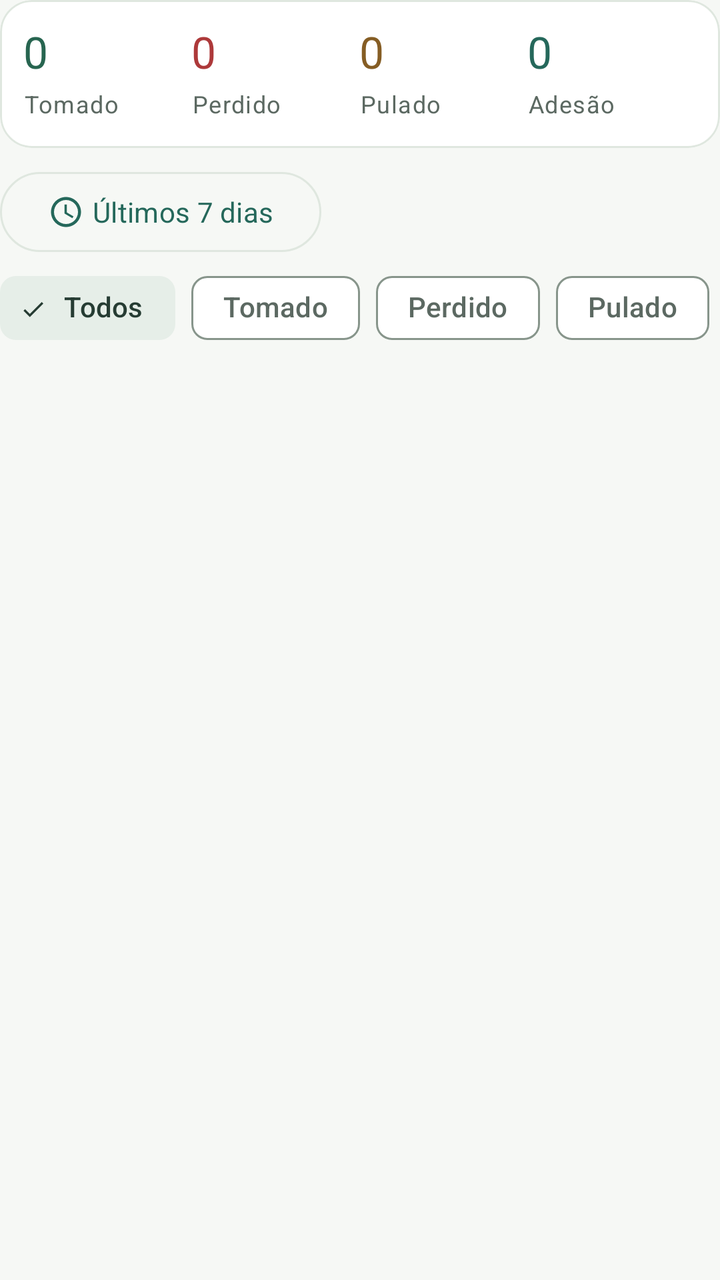
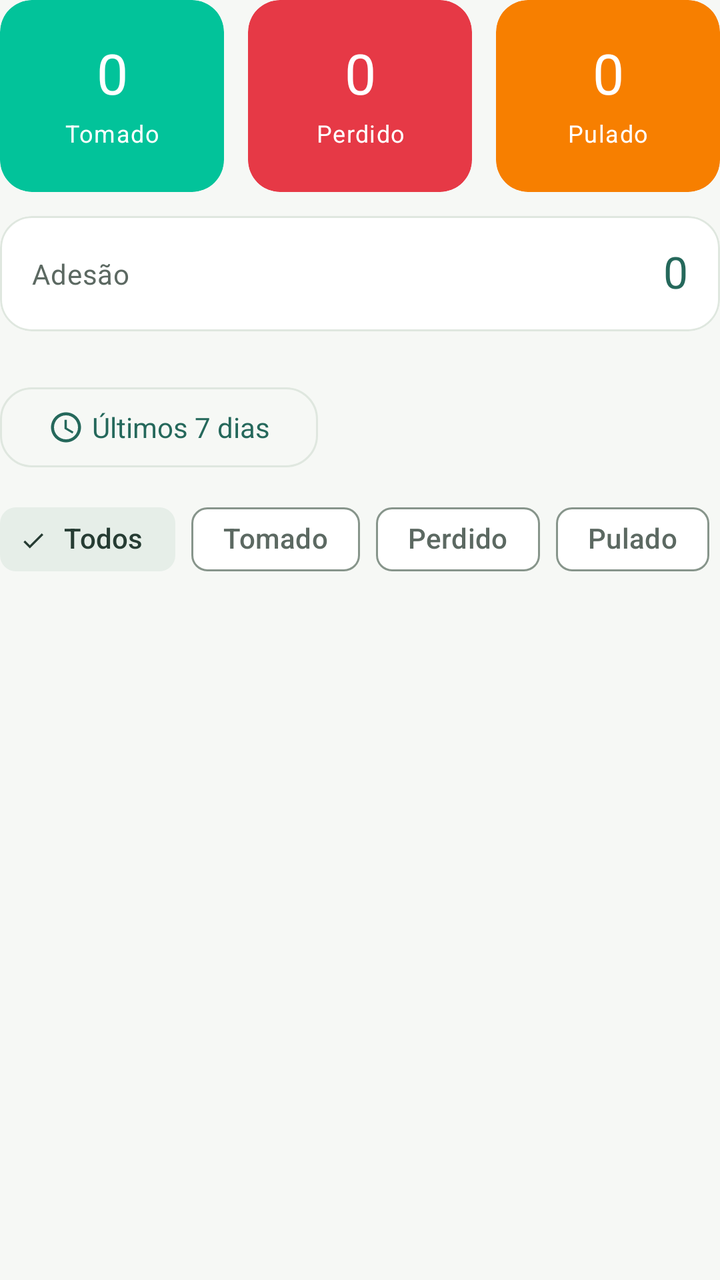

Screens rendered from an Android XML layout before and after an edit, with the pre-edit source and the edit as a unified diff.
<!-- AndroidManifest.xml: application theme Theme.DoseCerta -->
<!-- res/layout/item_history_header.xml -->
<?xml version="1.0" encoding="utf-8"?>
<LinearLayout xmlns:android="http://schemas.android.com/apk/res/android" xmlns:app="http://schemas.android.com/apk/res-auto"
    android:layout_width="match_parent" android:layout_height="wrap_content" android:orientation="vertical" android:paddingTop="0dp" android:paddingBottom="4dp">
    <com.google.android.material.card.MaterialCardView android:layout_width="match_parent" android:layout_height="wrap_content" android:layout_marginBottom="8dp">
        <LinearLayout android:id="@+id/summary_metrics" android:layout_width="match_parent" android:layout_height="wrap_content" android:orientation="horizontal" android:padding="12dp">
            <LinearLayout android:layout_width="0dp" android:layout_weight="1" android:layout_height="wrap_content" android:orientation="horizontal">
                <LinearLayout android:layout_width="0dp" android:layout_weight="1" android:layout_height="wrap_content" android:orientation="vertical" android:paddingVertical="2dp">
                    <TextView android:id="@+id/text_taken_count" android:layout_width="match_parent" android:layout_height="wrap_content" android:includeFontPadding="false" android:text="0" android:textAppearance="@style/TextAppearance.DoseCerta.Headline" android:textSize="22sp" android:textColor="@color/ui_success" />
                    <TextView android:layout_width="match_parent" android:layout_height="wrap_content" android:layout_marginTop="4dp" android:text="@string/history_taken" android:textAppearance="@style/TextAppearance.DoseCerta.Label" />
                </LinearLayout>
                <LinearLayout android:layout_width="0dp" android:layout_weight="1" android:layout_height="wrap_content" android:orientation="vertical" android:paddingVertical="2dp">
                    <TextView android:id="@+id/text_missed_count" android:layout_width="match_parent" android:layout_height="wrap_content" android:includeFontPadding="false" android:text="0" android:textAppearance="@style/TextAppearance.DoseCerta.Headline" android:textSize="22sp" android:textColor="@color/ui_error" />
                    <TextView android:layout_width="match_parent" android:layout_height="wrap_content" android:layout_marginTop="4dp" android:text="@string/history_missed" android:textAppearance="@style/TextAppearance.DoseCerta.Label" />
                </LinearLayout>
            </LinearLayout>
            <LinearLayout android:layout_width="0dp" android:layout_weight="1" android:layout_height="wrap_content" android:orientation="horizontal">
                <LinearLayout android:layout_width="0dp" android:layout_weight="1" android:layout_height="wrap_content" android:orientation="vertical" android:paddingVertical="2dp">
                    <TextView android:id="@+id/text_skipped_count" android:layout_width="match_parent" android:layout_height="wrap_content" android:includeFontPadding="false" android:text="0" android:textAppearance="@style/TextAppearance.DoseCerta.Headline" android:textSize="22sp" android:textColor="@color/ui_warning" />
                    <TextView android:layout_width="match_parent" android:layout_height="wrap_content" android:layout_marginTop="4dp" android:text="@string/history_skipped" android:textAppearance="@style/TextAppearance.DoseCerta.Label" />
                </LinearLayout>
                <LinearLayout android:layout_width="0dp" android:layout_weight="1" android:layout_height="wrap_content" android:orientation="vertical" android:paddingVertical="2dp">
                    <TextView android:id="@+id/text_adherence" android:layout_width="match_parent" android:layout_height="wrap_content" android:includeFontPadding="false" android:text="0" android:textAppearance="@style/TextAppearance.DoseCerta.Headline" android:textSize="22sp" android:textColor="?attr/colorPrimary" />
                    <TextView android:layout_width="match_parent" android:layout_height="wrap_content" android:layout_marginTop="4dp" android:text="@string/design_adherence" android:textAppearance="@style/TextAppearance.DoseCerta.Label" />
                </LinearLayout>
            </LinearLayout>
        </LinearLayout>
    </com.google.android.material.card.MaterialCardView>
    <com.google.android.material.button.MaterialButton android:id="@+id/text_date_range" style="@style/Widget.DoseCerta.Button.Outlined"
        android:layout_width="wrap_content" android:layout_height="wrap_content" android:text="@string/history_last_7_days" app:icon="@drawable/ic_schedule" app:iconSize="18dp" />
    <HorizontalScrollView android:layout_width="match_parent" android:layout_height="wrap_content" android:layout_marginTop="0dp" android:layout_marginBottom="4dp" android:scrollbars="none">
        <com.google.android.material.chip.ChipGroup android:layout_width="wrap_content" android:layout_height="wrap_content" app:singleLine="true" app:singleSelection="true"
            app:selectionRequired="true" app:chipSpacingHorizontal="8dp">
            <com.google.android.material.chip.Chip android:id="@+id/chip_all" style="@style/Widget.DoseCerta.Chip" android:layout_width="wrap_content" android:layout_height="wrap_content" android:checked="true" android:text="@string/history_filter_all" />
            <com.google.android.material.chip.Chip android:id="@+id/chip_taken" style="@style/Widget.DoseCerta.Chip" android:layout_width="wrap_content" android:layout_height="wrap_content" android:text="@string/history_taken" />
            <com.google.android.material.chip.Chip android:id="@+id/chip_missed" style="@style/Widget.DoseCerta.Chip" android:layout_width="wrap_content" android:layout_height="wrap_content" android:text="@string/history_missed" />
            <com.google.android.material.chip.Chip android:id="@+id/chip_skipped" style="@style/Widget.DoseCerta.Chip" android:layout_width="wrap_content" android:layout_height="wrap_content" android:text="@string/history_skipped" />
        </com.google.android.material.chip.ChipGroup>
    </HorizontalScrollView>
    <TextView android:id="@+id/text_empty" android:layout_width="match_parent" android:layout_height="wrap_content" android:minHeight="144dp"
        android:gravity="center" android:padding="24dp" android:background="@drawable/ui_empty_container" android:text="@string/history_empty"
        android:textAppearance="@style/TextAppearance.DoseCerta.Body" android:visibility="gone" />
</LinearLayout>
<!-- resources referenced by this layout -->
<resources>
  <color name="ui_success">#276550</color>
  <color name="ui_warning">#855D24</color>
  <!-- drawable ui_empty_container (drawable) -->
  <?xml version="1.0" encoding="utf-8"?>
  <shape xmlns:android="http://schemas.android.com/apk/res/android"><solid android:color="?attr/colorSurfaceContainer" /><corners android:radius="20dp" /></shape>
  <style name="TextAppearance.DoseCerta.Body" parent="TextAppearance.Material3.BodyMedium">
          <item name="android:textColor">?attr/colorOnSurfaceVariant</item>
      </style>
  <style name="TextAppearance.DoseCerta.Headline" parent="TextAppearance.Material3.HeadlineMedium">
          <item name="android:textSize">24sp</item>
          <item name="android:textColor">?attr/colorOnSurface</item>
          <item name="android:fontFamily">sans-serif-medium</item>
          <item name="android:letterSpacing">-0.02</item>
      </style>
  <style name="TextAppearance.DoseCerta.Label" parent="TextAppearance.Material3.LabelMedium">
          <item name="android:textColor">?attr/colorOnSurfaceVariant</item>
      </style>
  <style name="Widget.DoseCerta.Button.Outlined" parent="Widget.Material3.Button.OutlinedButton">
          <item name="android:minHeight">48dp</item>
          <item name="cornerRadius">24dp</item>
          <item name="strokeColor">?attr/colorOutlineVariant</item>
      </style>
  <style name="Widget.DoseCerta.Button" parent="Widget.Material3.Button">
          <item name="android:minHeight">48dp</item>
          <item name="android:textAllCaps">false</item>
          <item name="cornerRadius">24dp</item>
      </style>
  <style name="Widget.DoseCerta.CardView" parent="Widget.Material3.CardView.Outlined">
          <item name="cardBackgroundColor">?attr/colorSurface</item>
          <item name="cardCornerRadius">16dp</item>
          <item name="cardElevation">0dp</item>
          <item name="strokeColor">?attr/colorOutlineVariant</item>
          <item name="strokeWidth">1dp</item>
      </style>
  <style name="Widget.DoseCerta.TextInput" parent="Widget.Material3.TextInputLayout.OutlinedBox">
          <item name="boxCornerRadiusTopStart">12dp</item>
          <item name="boxCornerRadiusTopEnd">12dp</item>
          <item name="boxCornerRadiusBottomStart">12dp</item>
          <item name="boxCornerRadiusBottomEnd">12dp</item>
          <item name="boxBackgroundColor">?attr/colorSurface</item>
          <item name="boxStrokeColor">@color/ui_input_stroke</item>
      </style>
  <style name="ShapeAppearance.DoseCerta.SmallComponent" parent="ShapeAppearance.Material3.SmallComponent">
          <item name="cornerSize">12dp</item>
      </style>
  <style name="ShapeAppearance.DoseCerta.MediumComponent" parent="ShapeAppearance.Material3.MediumComponent">
          <item name="cornerSize">16dp</item>
      </style>
  <!-- unchanged entries left out for length: 37 -->
</resources>

<!-- the commit's change to res/layout/item_history_header.xml (unified diff, before → after) -->
@@ -1,33 +1,132 @@
 <?xml version="1.0" encoding="utf-8"?>
 <LinearLayout xmlns:android="http://schemas.android.com/apk/res/android" xmlns:app="http://schemas.android.com/apk/res-auto"
-    android:layout_width="match_parent" android:layout_height="wrap_content" android:orientation="vertical" android:paddingTop="0dp" android:paddingBottom="4dp">
-    <com.google.android.material.card.MaterialCardView android:layout_width="match_parent" android:layout_height="wrap_content" android:layout_marginBottom="8dp">
-        <LinearLayout android:id="@+id/summary_metrics" android:layout_width="match_parent" android:layout_height="wrap_content" android:orientation="horizontal" android:padding="12dp">
-            <LinearLayout android:layout_width="0dp" android:layout_weight="1" android:layout_height="wrap_content" android:orientation="horizontal">
-                <LinearLayout android:layout_width="0dp" android:layout_weight="1" android:layout_height="wrap_content" android:orientation="vertical" android:paddingVertical="2dp">
-                    <TextView android:id="@+id/text_taken_count" android:layout_width="match_parent" android:layout_height="wrap_content" android:includeFontPadding="false" android:text="0" android:textAppearance="@style/TextAppearance.DoseCerta.Headline" android:textSize="22sp" android:textColor="@color/ui_success" />
-                    <TextView android:layout_width="match_parent" android:layout_height="wrap_content" android:layout_marginTop="4dp" android:text="@string/history_taken" android:textAppearance="@style/TextAppearance.DoseCerta.Label" />
-                </LinearLayout>
-                <LinearLayout android:layout_width="0dp" android:layout_weight="1" android:layout_height="wrap_content" android:orientation="vertical" android:paddingVertical="2dp">
-                    <TextView android:id="@+id/text_missed_count" android:layout_width="match_parent" android:layout_height="wrap_content" android:includeFontPadding="false" android:text="0" android:textAppearance="@style/TextAppearance.DoseCerta.Headline" android:textSize="22sp" android:textColor="@color/ui_error" />
-                    <TextView android:layout_width="match_parent" android:layout_height="wrap_content" android:layout_marginTop="4dp" android:text="@string/history_missed" android:textAppearance="@style/TextAppearance.DoseCerta.Label" />
-                </LinearLayout>
+    android:layout_width="match_parent" android:layout_height="wrap_content" android:orientation="vertical" android:paddingTop="0dp" android:paddingBottom="@dimen/ui_card_gap">
+    <LinearLayout
+        android:id="@+id/summary_metrics"
+        android:layout_width="match_parent"
+        android:layout_height="wrap_content"
+        android:orientation="horizontal">
+        <com.google.android.material.card.MaterialCardView
+            android:layout_width="0dp"
+            android:layout_height="wrap_content"
+            android:layout_weight="1"
+            android:layout_marginEnd="6dp"
+            android:layout_marginBottom="@dimen/ui_card_gap"
+            app:cardBackgroundColor="@color/status_taken"
+            app:cardCornerRadius="16dp"
+            app:strokeWidth="0dp">
+            <LinearLayout
+                android:layout_width="match_parent"
+                android:layout_height="wrap_content"
+                android:minHeight="96dp"
+                android:orientation="vertical"
+                android:gravity="center"
+                android:paddingHorizontal="8dp"
+                android:paddingVertical="16dp">
+                <TextView
+                    android:id="@+id/text_taken_count"
+                    android:layout_width="match_parent"
+                    android:layout_height="wrap_content"
+                    android:gravity="center"
+                    android:includeFontPadding="false"
+                    android:text="0"
+                    android:textAppearance="@style/TextAppearance.DoseCerta.Headline"
+                    android:textSize="28sp"
+                    android:textColor="@android:color/white" />
+                <TextView
+                    android:layout_width="match_parent"
+                    android:layout_height="wrap_content"
+                    android:layout_marginTop="4dp"
+                    android:gravity="center"
+                    android:text="@string/history_taken"
+                    android:textAppearance="@style/TextAppearance.DoseCerta.Label"
+                    android:textColor="@android:color/white" />
             </LinearLayout>
-            <LinearLayout android:layout_width="0dp" android:layout_weight="1" android:layout_height="wrap_content" android:orientation="horizontal">
-                <LinearLayout android:layout_width="0dp" android:layout_weight="1" android:layout_height="wrap_content" android:orientation="vertical" android:paddingVertical="2dp">
-                    <TextView android:id="@+id/text_skipped_count" android:layout_width="match_parent" android:layout_height="wrap_content" android:includeFontPadding="false" android:text="0" android:textAppearance="@style/TextAppearance.DoseCerta.Headline" android:textSize="22sp" android:textColor="@color/ui_warning" />
-                    <TextView android:layout_width="match_parent" android:layout_height="wrap_content" android:layout_marginTop="4dp" android:text="@string/history_skipped" android:textAppearance="@style/TextAppearance.DoseCerta.Label" />
-                </LinearLayout>
-                <LinearLayout android:layout_width="0dp" android:layout_weight="1" android:layout_height="wrap_content" android:orientation="vertical" android:paddingVertical="2dp">
-                    <TextView android:id="@+id/text_adherence" android:layout_width="match_parent" android:layout_height="wrap_content" android:includeFontPadding="false" android:text="0" android:textAppearance="@style/TextAppearance.DoseCerta.Headline" android:textSize="22sp" android:textColor="?attr/colorPrimary" />
-                    <TextView android:layout_width="match_parent" android:layout_height="wrap_content" android:layout_marginTop="4dp" android:text="@string/design_adherence" android:textAppearance="@style/TextAppearance.DoseCerta.Label" />
-                </LinearLayout>
+        </com.google.android.material.card.MaterialCardView>
+        <com.google.android.material.card.MaterialCardView
+            android:layout_width="0dp"
+            android:layout_height="wrap_content"
+            android:layout_weight="1"
+            android:layout_marginHorizontal="6dp"
+            android:layout_marginBottom="@dimen/ui_card_gap"
+            app:cardBackgroundColor="@color/status_missed"
+            app:cardCornerRadius="16dp"
+            app:strokeWidth="0dp">
+            <LinearLayout
+                android:layout_width="match_parent"
+                android:layout_height="wrap_content"
+                android:minHeight="96dp"
+                android:orientation="vertical"
+                android:gravity="center"
+                android:paddingHorizontal="8dp"
+                android:paddingVertical="16dp">
+                <TextView
+                    android:id="@+id/text_missed_count"
+                    android:layout_width="match_parent"
+                    android:layout_height="wrap_content"
+                    android:gravity="center"
+                    android:includeFontPadding="false"
+                    android:text="0"
+                    android:textAppearance="@style/TextAppearance.DoseCerta.Headline"
+                    android:textSize="28sp"
+                    android:textColor="@android:color/white" />
+                <TextView
+                    android:layout_width="match_parent"
+                    android:layout_height="wrap_content"
+                    android:layout_marginTop="4dp"
+                    android:gravity="center"
+                    android:text="@string/history_missed"
+                    android:textAppearance="@style/TextAppearance.DoseCerta.Label"
+                    android:textColor="@android:color/white" />
             </LinearLayout>
+        </com.google.android.material.card.MaterialCardView>
+        <com.google.android.material.card.MaterialCardView
+            android:layout_width="0dp"
+            android:layout_height="wrap_content"
+            android:layout_weight="1"
+            android:layout_marginStart="6dp"
+            android:layout_marginBottom="@dimen/ui_card_gap"
+            app:cardBackgroundColor="@color/status_skipped"
+            app:cardCornerRadius="16dp"
+            app:strokeWidth="0dp">
+            <LinearLayout
+                android:layout_width="match_parent"
+                android:layout_height="wrap_content"
+                android:minHeight="96dp"
+                android:orientation="vertical"
+                android:gravity="center"
+                android:paddingHorizontal="8dp"
+                android:paddingVertical="16dp">
+                <TextView
+                    android:id="@+id/text_skipped_count"
+                    android:layout_width="match_parent"
+                    android:layout_height="wrap_content"
+                    android:gravity="center"
+                    android:includeFontPadding="false"
+                    android:text="0"
+                    android:textAppearance="@style/TextAppearance.DoseCerta.Headline"
+                    android:textSize="28sp"
+                    android:textColor="@android:color/white" />
+                <TextView
+                    android:layout_width="match_parent"
+                    android:layout_height="wrap_content"
+                    android:layout_marginTop="4dp"
+                    android:gravity="center"
+                    android:text="@string/history_skipped"
+                    android:textAppearance="@style/TextAppearance.DoseCerta.Label"
+                    android:textColor="@android:color/white" />
+            </LinearLayout>
+        </com.google.android.material.card.MaterialCardView>
+    </LinearLayout>
+    <com.google.android.material.card.MaterialCardView android:layout_width="match_parent" android:layout_height="wrap_content" android:layout_marginBottom="@dimen/ui_section_gap" style="@style/Widget.DoseCerta.CardView.Compact">
+        <LinearLayout android:id="@+id/adherence_summary" android:layout_width="match_parent" android:layout_height="wrap_content" android:orientation="horizontal" android:gravity="center_vertical" android:padding="16dp">
+            <TextView android:layout_width="0dp" android:layout_weight="1" android:layout_height="wrap_content" android:layout_marginEnd="12dp" android:text="@string/design_adherence" android:textAppearance="@style/TextAppearance.DoseCerta.Body" />
+            <TextView android:id="@+id/text_adherence" android:layout_width="wrap_content" android:layout_height="wrap_content" android:includeFontPadding="false" android:text="0" android:textAppearance="@style/TextAppearance.DoseCerta.Headline" android:textSize="22sp" android:textColor="?attr/colorPrimary" />
         </LinearLayout>
     </com.google.android.material.card.MaterialCardView>
     <com.google.android.material.button.MaterialButton android:id="@+id/text_date_range" style="@style/Widget.DoseCerta.Button.Outlined"
         android:layout_width="wrap_content" android:layout_height="wrap_content" android:text="@string/history_last_7_days" app:icon="@drawable/ic_schedule" app:iconSize="18dp" />
-    <HorizontalScrollView android:layout_width="match_parent" android:layout_height="wrap_content" android:layout_marginTop="0dp" android:layout_marginBottom="4dp" android:scrollbars="none">
+    <HorizontalScrollView android:layout_width="match_parent" android:layout_height="wrap_content" android:layout_marginTop="8dp" android:layout_marginBottom="@dimen/ui_card_gap" android:scrollbars="none">
         <com.google.android.material.chip.ChipGroup android:layout_width="wrap_content" android:layout_height="wrap_content" app:singleLine="true" app:singleSelection="true"
             app:selectionRequired="true" app:chipSpacingHorizontal="8dp">
             <com.google.android.material.chip.Chip android:id="@+id/chip_all" style="@style/Widget.DoseCerta.Chip" android:layout_width="wrap_content" android:layout_height="wrap_content" android:checked="true" android:text="@string/history_filter_all" />
@@ -36,7 +135,7 @@
             <com.google.android.material.chip.Chip android:id="@+id/chip_skipped" style="@style/Widget.DoseCerta.Chip" android:layout_width="wrap_content" android:layout_height="wrap_content" android:text="@string/history_skipped" />
         </com.google.android.material.chip.ChipGroup>
     </HorizontalScrollView>
-    <TextView android:id="@+id/text_empty" android:layout_width="match_parent" android:layout_height="wrap_content" android:minHeight="144dp"
-        android:gravity="center" android:padding="24dp" android:background="@drawable/ui_empty_container" android:text="@string/history_empty"
+    <TextView android:id="@+id/text_empty" android:layout_width="match_parent" android:layout_height="wrap_content" android:minHeight="128dp"
+        android:gravity="center" android:padding="@dimen/ui_content_padding" android:background="@drawable/content_empty_background" android:text="@string/history_empty"
         android:textAppearance="@style/TextAppearance.DoseCerta.Body" android:visibility="gone" />
 </LinearLayout>
<!-- resource entries referenced after the edit -->
@@ -1,52 +1,80 @@
 <!-- resources referenced by this layout -->
 <resources>
-  <color name="ui_success">#276550</color>
-  <color name="ui_warning">#855D24</color>
-  <!-- drawable ui_empty_container (drawable) -->
+  <color name="status_missed">#E63946</color>
+  <color name="status_skipped">#F77F00</color>
+  <color name="status_taken">#02C39A</color>
+  <dimen name="ui_card_gap">12dp</dimen>
+  <dimen name="ui_content_padding">20dp</dimen>
+  <dimen name="ui_section_gap">24dp</dimen>
+  <!-- drawable content_empty_background (drawable) -->
   <?xml version="1.0" encoding="utf-8"?>
-  <shape xmlns:android="http://schemas.android.com/apk/res/android"><solid android:color="?attr/colorSurfaceContainer" /><corners android:radius="20dp" /></shape>
+  <shape xmlns:android="http://schemas.android.com/apk/res/android">
+      <solid android:color="?attr/colorSurface" />
+      <stroke android:width="1dp" android:color="?attr/colorOutlineVariant" />
+      <corners android:radius="22dp" />
+  </shape>
   <style name="TextAppearance.DoseCerta.Body" parent="TextAppearance.Material3.BodyMedium">
           <item name="android:textColor">?attr/colorOnSurfaceVariant</item>
+          <item name="android:textSize">14sp</item>
+          <item name="android:lineSpacingExtra">3dp</item>
       </style>
   <style name="TextAppearance.DoseCerta.Headline" parent="TextAppearance.Material3.HeadlineMedium">
-          <item name="android:textSize">24sp</item>
+          <item name="android:textSize">28sp</item>
           <item name="android:textColor">?attr/colorOnSurface</item>
           <item name="android:fontFamily">sans-serif-medium</item>
           <item name="android:letterSpacing">-0.02</item>
+          <item name="android:includeFontPadding">false</item>
       </style>
   <style name="TextAppearance.DoseCerta.Label" parent="TextAppearance.Material3.LabelMedium">
           <item name="android:textColor">?attr/colorOnSurfaceVariant</item>
+          <item name="android:textSize">12sp</item>
+          <item name="android:lineSpacingExtra">2dp</item>
       </style>
   <style name="Widget.DoseCerta.Button.Outlined" parent="Widget.Material3.Button.OutlinedButton">
           <item name="android:minHeight">48dp</item>
-          <item name="cornerRadius">24dp</item>
+          <item name="cornerRadius">@dimen/button_corner_radius</item>
+          <item name="android:textAppearance">@style/TextAppearance.DoseCerta.Action</item>
+          <item name="android:textAllCaps">false</item>
           <item name="strokeColor">?attr/colorOutlineVariant</item>
+      </style>
+  <style name="Widget.DoseCerta.CardView.Compact" parent="Widget.DoseCerta.CardView">
+          <item name="cardCornerRadius">16dp</item>
+      </style>
+  <dimen name="button_corner_radius">16dp</dimen>
+  <style name="TextAppearance.DoseCerta.Action" parent="TextAppearance.Material3.LabelLarge">
+          <item name="android:fontFamily">sans-serif-medium</item>
+          <item name="android:textSize">14sp</item>
+          <item name="android:letterSpacing">0</item>
       </style>
   <style name="Widget.DoseCerta.Button" parent="Widget.Material3.Button">
           <item name="android:minHeight">48dp</item>
           <item name="android:textAllCaps">false</item>
-          <item name="cornerRadius">24dp</item>
+          <item name="cornerRadius">@dimen/button_corner_radius</item>
+          <item name="android:textAppearance">@style/TextAppearance.DoseCerta.Action</item>
+          <item name="android:paddingTop">12dp</item>
+          <item name="android:paddingBottom">12dp</item>
       </style>
   <style name="Widget.DoseCerta.CardView" parent="Widget.Material3.CardView.Outlined">
           <item name="cardBackgroundColor">?attr/colorSurface</item>
-          <item name="cardCornerRadius">16dp</item>
+          <item name="cardCornerRadius">@dimen/card_corner_radius</item>
           <item name="cardElevation">0dp</item>
           <item name="strokeColor">?attr/colorOutlineVariant</item>
           <item name="strokeWidth">1dp</item>
       </style>
+  <dimen name="card_corner_radius">22dp</dimen>
   <style name="Widget.DoseCerta.TextInput" parent="Widget.Material3.TextInputLayout.OutlinedBox">
-          <item name="boxCornerRadiusTopStart">12dp</item>
-          <item name="boxCornerRadiusTopEnd">12dp</item>
-          <item name="boxCornerRadiusBottomStart">12dp</item>
-          <item name="boxCornerRadiusBottomEnd">12dp</item>
+          <item name="boxCornerRadiusTopStart">16dp</item>
+          <item name="boxCornerRadiusTopEnd">16dp</item>
+          <item name="boxCornerRadiusBottomStart">16dp</item>
+          <item name="boxCornerRadiusBottomEnd">16dp</item>
           <item name="boxBackgroundColor">?attr/colorSurface</item>
           <item name="boxStrokeColor">@color/ui_input_stroke</item>
       </style>
   <style name="ShapeAppearance.DoseCerta.SmallComponent" parent="ShapeAppearance.Material3.SmallComponent">
-          <item name="cornerSize">12dp</item>
+          <item name="cornerSize">16dp</item>
       </style>
   <style name="ShapeAppearance.DoseCerta.MediumComponent" parent="ShapeAppearance.Material3.MediumComponent">
-          <item name="cornerSize">16dp</item>
+          <item name="cornerSize">@dimen/card_corner_radius</item>
       </style>
   <!-- unchanged entries left out for length: 37 -->
 </resources>
